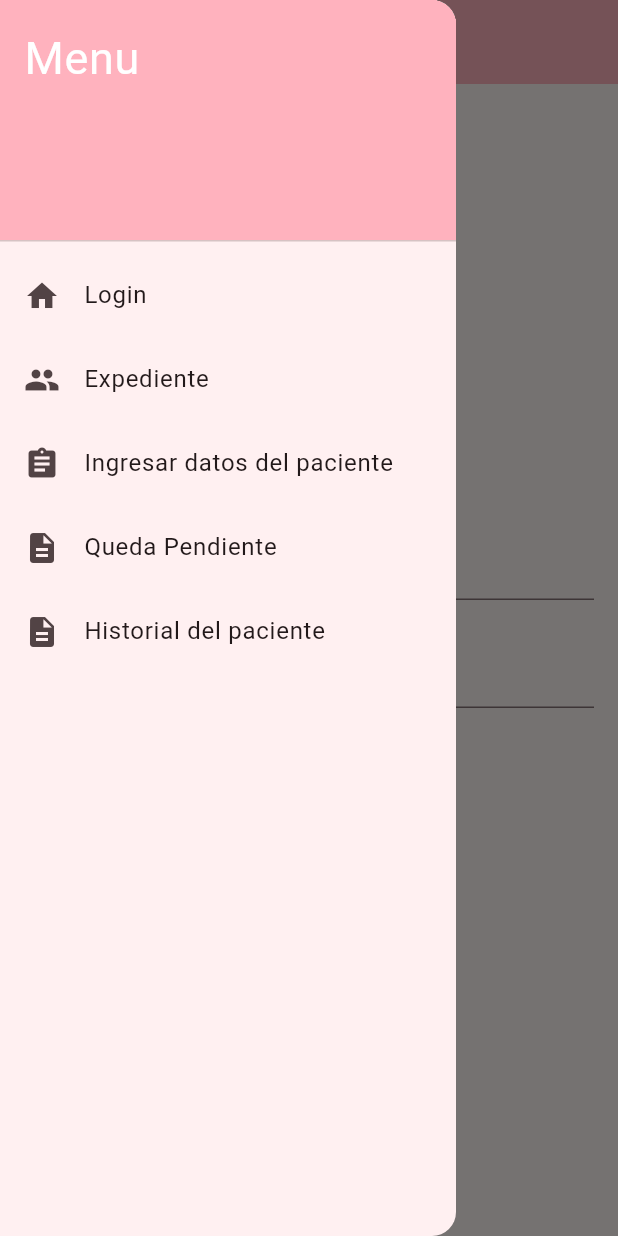
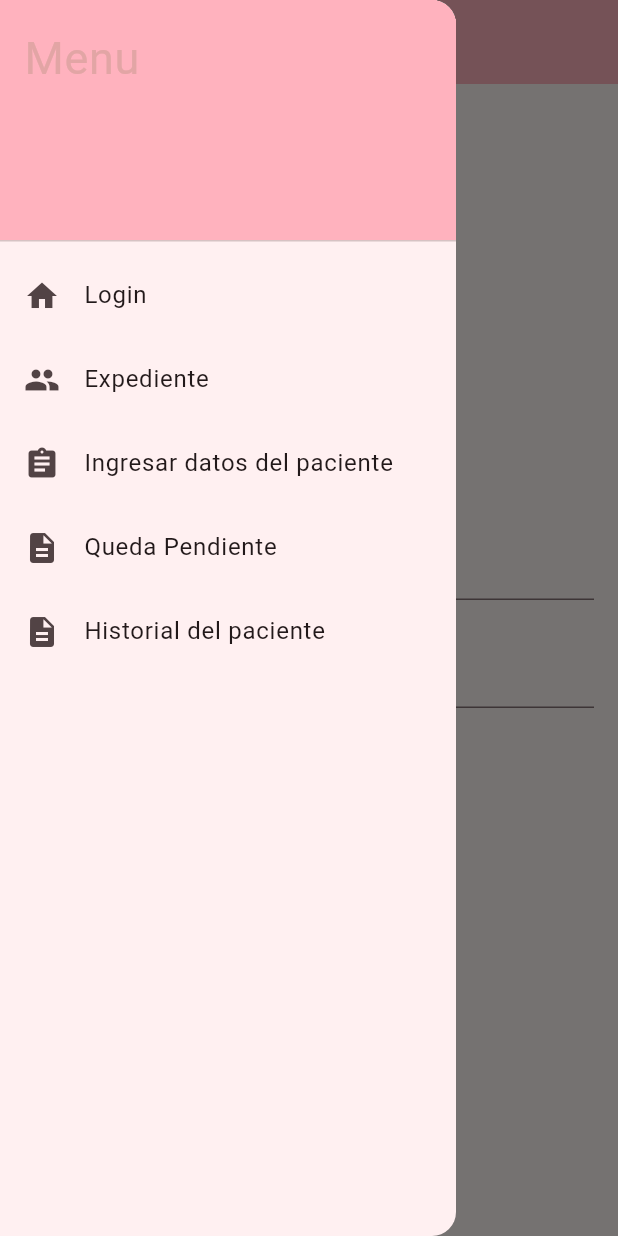
Before and after one commit to Jamilethc/conexionfirebase, a Flutter app: the screen it shows after launch, with the side drawer open, on a phone screen of 412 x 824 dp. Run offline on Flutter 3.47's test engine with Material 2 defaults, Android fonts, the phone set to English and light mode, and no system bars; our stand-ins replace cloud_firestore, firebase_core; accounts and stored records are empty.

Commit message:
Initial commit

```diff
--- a/lib/home.dart
+++ b/lib/home.dart
@@ -58,7 +58,7 @@ class _MyHomePageState extends State<MyHomePage> {
               child: Text(
                 'Menu',
                 style: TextStyle(
-                  color: Colors.white,
+                  color: const Color.fromARGB(255, 226, 165, 165),
                   fontSize: 30,
                 ),
               ),
```
